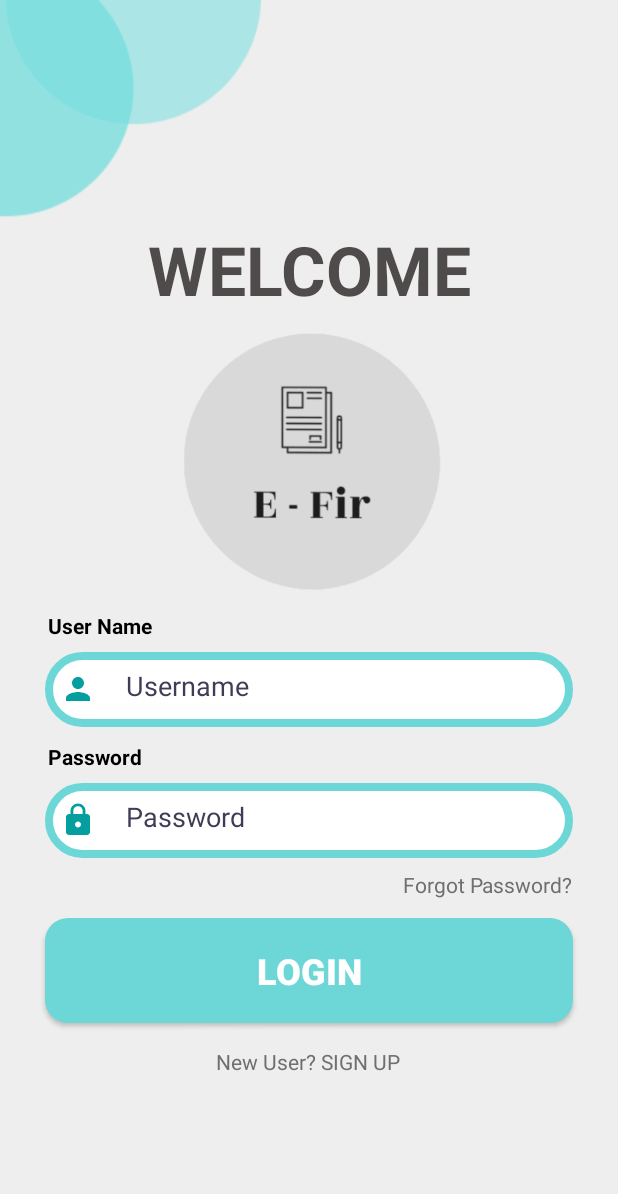
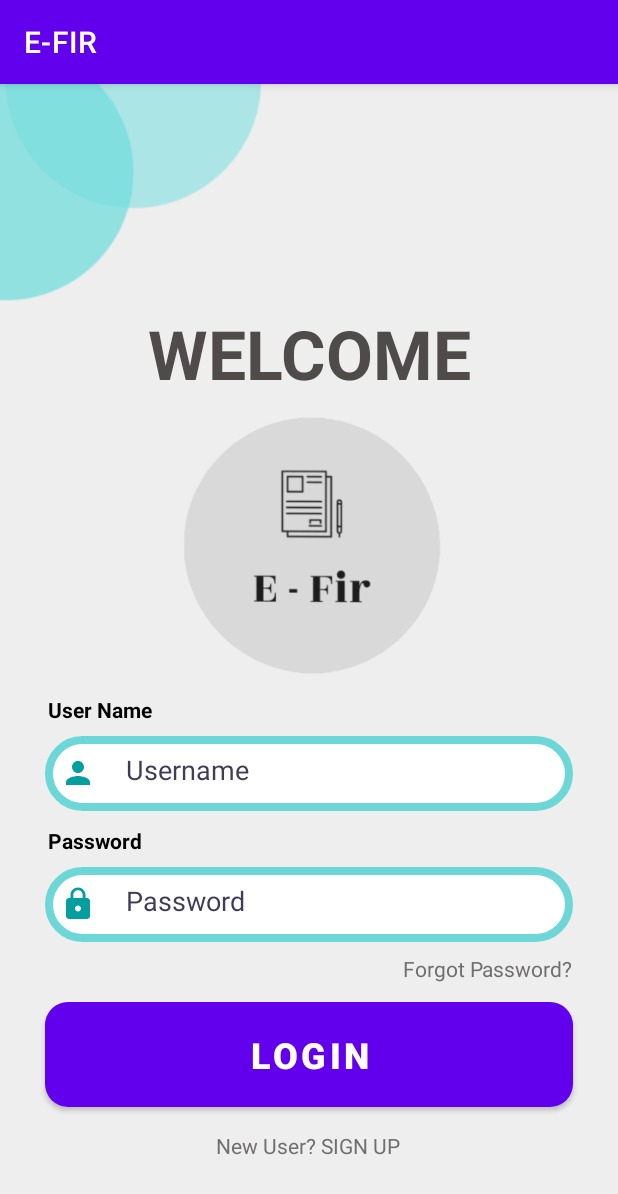
Before and after one commit to viren06/E-FIR, an Android app: the screen it shows after launch (Superadmin_login), on a phone screen of 412 x 824 dp. Shown: the top 1194 px of the screen. Run offline under Robolectric (Android 15) with nearby library versions, the phone set to English and light mode, and no system bars; our stand-ins replace Firebase (no records; nobody signed in at launch, a user with empty details on screens opened directly); Roboto replaces fonts that are not available here.

```diff
--- a/app/src/main/res/values/themes.xml
+++ b/app/src/main/res/values/themes.xml
@@ -1,6 +1,6 @@
 <resources xmlns:tools="http://schemas.android.com/tools">
     <!-- Base application theme. -->
-    <style name="Theme.EFIR" parent="Theme.AppCompat.DayNight.NoActionBar">
+    <style name="Theme.EFIR" parent="Theme.MaterialComponents.Light.DarkActionBar">
         <!-- Primary brand color. -->
         <item name="colorPrimary">@color/purple_500</item>
         <item name="colorPrimaryVariant">@color/purple_700</item>
```
